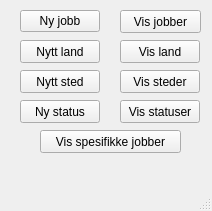
The window that src/QT/jobber/jobber/mainwindow.ui (andersbo87/sources) describes before a commit, drawn with Qt 5.
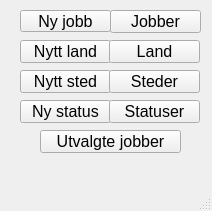
The same window after the commit. Icons and pictures are not drawn.

Patch:
```diff
--- a/src/QT/jobber/jobber/mainwindow.ui
+++ b/src/QT/jobber/jobber/mainwindow.ui
@@ -10,6 +10,12 @@
     <height>211</height>
    </rect>
   </property>
+  <property name="font">
+   <font>
+    <family>Arial</family>
+    <pointsize>12</pointsize>
+   </font>
+  </property>
   <property name="windowTitle">
    <string>Jobber</string>
   </property>
@@ -23,7 +29,7 @@
      <rect>
       <x>20</x>
       <y>10</y>
-      <width>80</width>
+      <width>91</width>
       <height>22</height>
      </rect>
     </property>
@@ -34,14 +40,14 @@
    <widget class="QPushButton" name="btn_ShowJobs">
     <property name="geometry">
      <rect>
-      <x>120</x>
+      <x>110</x>
       <y>10</y>
-      <width>81</width>
+      <width>91</width>
       <height>23</height>
      </rect>
     </property>
     <property name="text">
-     <string>Vis jobber</string>
+     <string>Jobber</string>
     </property>
    </widget>
    <widget class="QPushButton" name="btn_NewCity">
@@ -49,7 +55,7 @@
      <rect>
       <x>20</x>
       <y>70</y>
-      <width>80</width>
+      <width>91</width>
       <height>23</height>
      </rect>
     </property>
@@ -62,7 +68,7 @@
      <rect>
       <x>20</x>
       <y>100</y>
-      <width>80</width>
+      <width>91</width>
       <height>23</height>
      </rect>
     </property>
@@ -73,27 +79,27 @@
    <widget class="QPushButton" name="btn_ShowCities">
     <property name="geometry">
      <rect>
-      <x>120</x>
+      <x>109</x>
       <y>70</y>
-      <width>80</width>
+      <width>91</width>
       <height>23</height>
      </rect>
     </property>
     <property name="text">
-     <string>Vis steder</string>
+     <string>Steder</string>
     </property>
    </widget>
    <widget class="QPushButton" name="btn_ShowStatuses">
     <property name="geometry">
      <rect>
-      <x>120</x>
+      <x>109</x>
       <y>100</y>
-      <width>80</width>
+      <width>91</width>
       <height>23</height>
      </rect>
     </property>
     <property name="text">
-     <string>Vis statuser</string>
+     <string>Statuser</string>
     </property>
    </widget>
    <widget class="QPushButton" name="btn_NewCountry">
@@ -101,7 +107,7 @@
      <rect>
       <x>20</x>
       <y>40</y>
-      <width>80</width>
+      <width>91</width>
       <height>23</height>
      </rect>
     </property>
@@ -112,14 +118,14 @@
    <widget class="QPushButton" name="btn_showCountries">
     <property name="geometry">
      <rect>
-      <x>120</x>
+      <x>109</x>
       <y>40</y>
-      <width>80</width>
+      <width>91</width>
       <height>23</height>
      </rect>
     </property>
     <property name="text">
-     <string>Vis land</string>
+     <string>Land</string>
     </property>
    </widget>
    <widget class="QPushButton" name="btnSpecificJobs">
@@ -132,7 +138,7 @@
      </rect>
     </property>
     <property name="text">
-     <string>Vis spesifikke jobber</string>
+     <string>Utvalgte jobber</string>
     </property>
    </widget>
   </widget>
```
